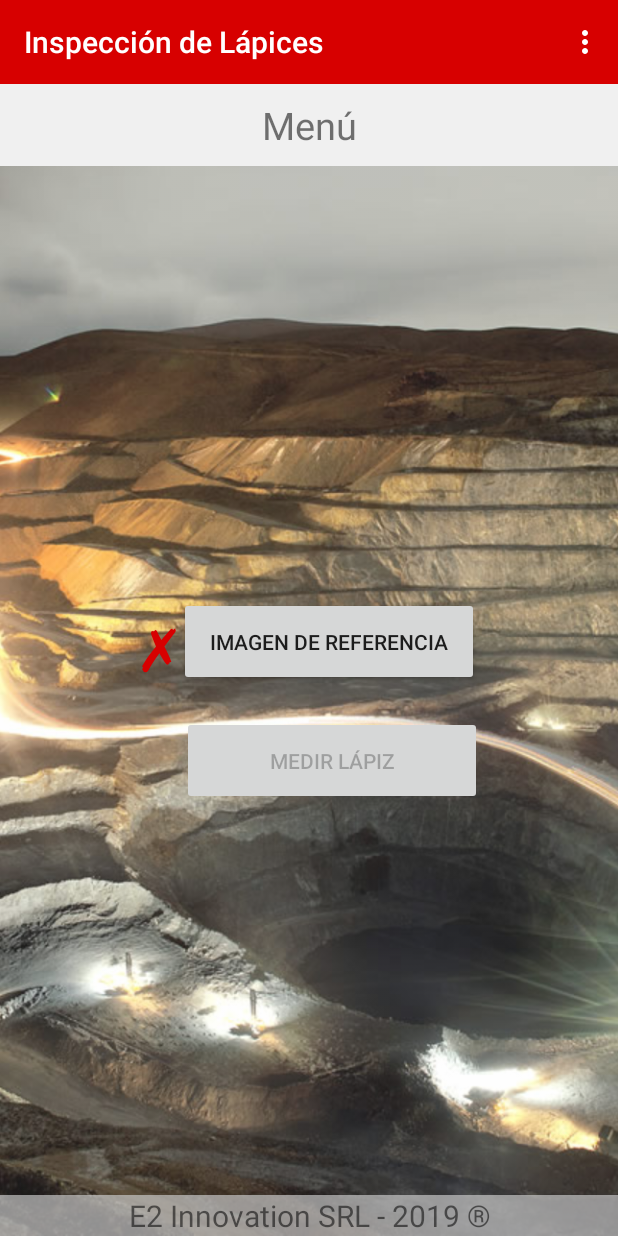
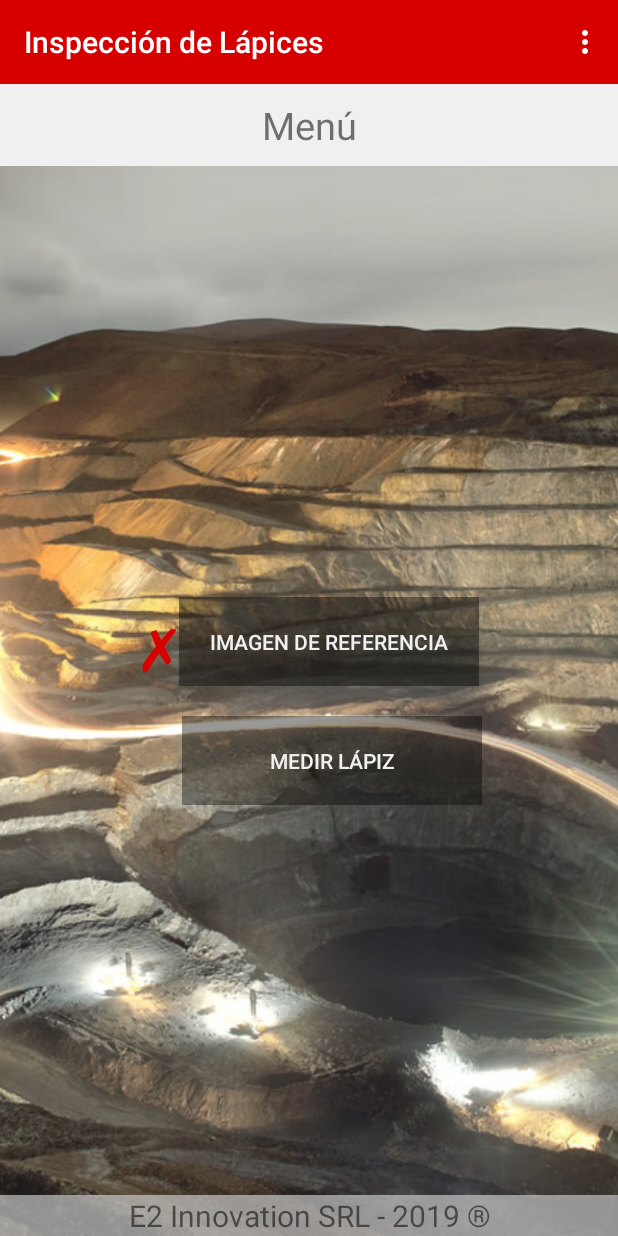
Before and after one commit to Eduzc07/E2Innovation, an Android app: the screen it shows after launch (MainActivity), on a phone screen of 412 x 824 dp. Run offline under Robolectric (Android 15) with nearby library versions, the phone set to English and light mode, and no system bars.

Commit message:
Color Of the Buttons has been changed.

```diff
--- a/E2IApp/app/src/main/res/layout/fragment_main.xml
+++ b/E2IApp/app/src/main/res/layout/fragment_main.xml
@@ -59,21 +59,27 @@
                 android:text="@string/pref_checkX"/>
             <Button
                 android:id="@+id/main_cameraRef_button"
+                style="?metaButtonBarButtonStyle"
                 android:layout_width="200dp"
                 android:layout_height="wrap_content"
                 android:gravity = "center_horizontal|center_vertical"
                 android:padding="20dp"
+                android:background="@color/black_overlay"
+                android:textColor="@color/grey_300"
                 android:text="Imagen de Referencia" />
         </LinearLayout>
 
         <Button
             android:id="@+id/main_camera_button"
+            style="?metaButtonBarButtonStyle"
             android:layout_width="200dp"
             android:layout_height="wrap_content"
             android:gravity = "center_horizontal|center_vertical"
             android:padding="20dp"
             android:layout_marginStart="15dp"
             android:layout_marginTop="20dp"
+            android:background="@color/black_overlay"
+            android:textColor="@color/grey_300"
             android:text="Medir Lápiz" />
 
     </LinearLayout>
```
Also changed, not shown: E2IApp/app/src/main/java/pe/com/e2i/e2iapp/CameraFragment.java (+5 -8 lines).
